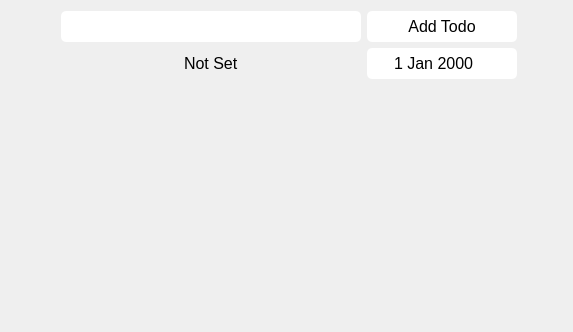
The window that designs/xml/todo_widget.ui (daniel-deru/WorkMate-3.0) describes before a commit, drawn with Qt 5.
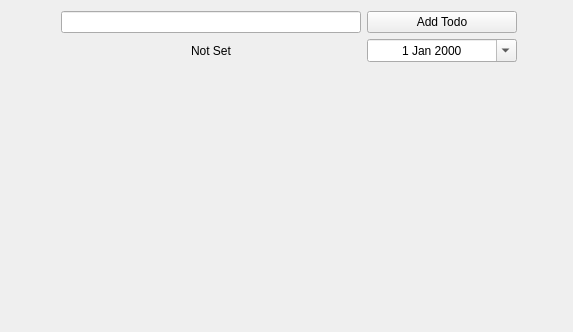
The same window after the commit.

Diff of the .ui file:
```diff
--- a/designs/xml/todo_widget.ui
+++ b/designs/xml/todo_widget.ui
@@ -14,28 +14,7 @@
    <string>Form</string>
   </property>
   <property name="styleSheet">
-   <string notr="true">QWidget {
-	font-size: 16px;
-	padding: 5px 8px;
-	border-radius: 5px;
-}
-
-QPushButton {
-	background-color: white;
-}
-
-
-
-QDateEdit {
-	border-radius: 5px;
-}
- 
-QDateEdit::drop-down {
-	subcontrol-origin: padding;
-	subcontrol-position: top right;
-	width: 15px;
-	border: none;
-}</string>
+   <string notr="true"/>
   </property>
   <layout class="QVBoxLayout" name="verticalLayout_2">
    <item>
```
